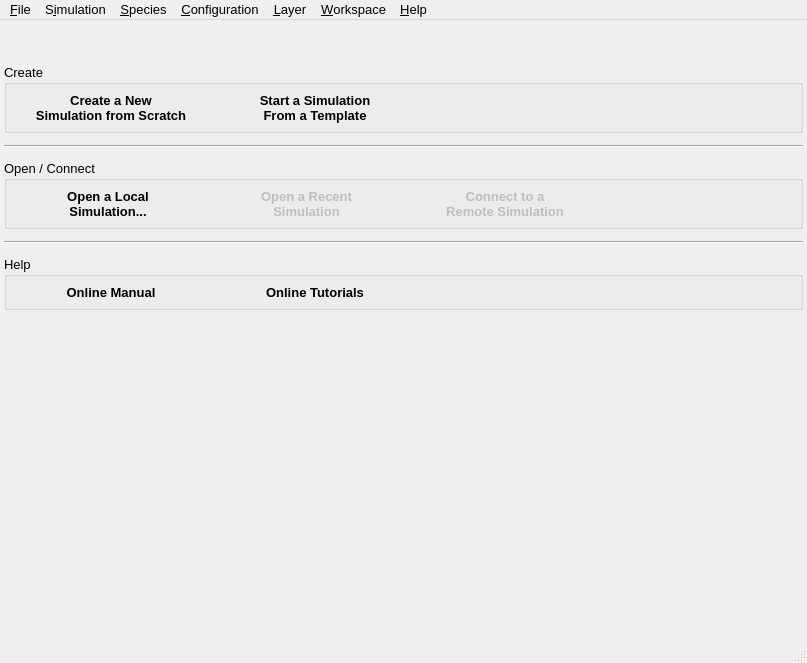
Before: the Qt Designer form src/gui/gui.ui in disorderedmaterials/dissolve, drawn with Qt 5.
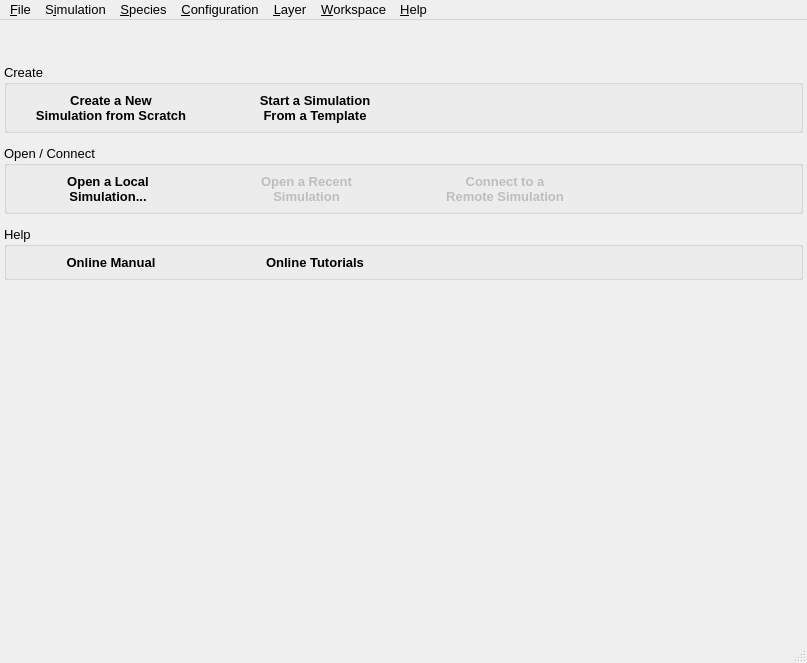
After: the same form once the commit is applied. Icons and pictures are not drawn. Custom widgets are drawn as their Qt base class.

Commit message: Remove lines from main stack page.

Patch:
```diff
--- a/src/gui/gui.ui
+++ b/src/gui/gui.ui
@@ -203,13 +203,6 @@
           </layout>
          </widget>
         </item>
-        <item>
-         <widget class="Line" name="StartLine1">
-          <property name="orientation">
-           <enum>Qt::Horizontal</enum>
-          </property>
-         </widget>
-        </item>
         <item>
          <widget class="QGroupBox" name="StartOpenConnectGroup">
           <property name="title">
@@ -382,13 +375,6 @@
           </layout>
          </widget>
         </item>
-        <item>
-         <widget class="Line" name="StartLine1_2">
-          <property name="orientation">
-           <enum>Qt::Horizontal</enum>
-          </property>
-         </widget>
-        </item>
         <item>
          <widget class="QGroupBox" name="StartHelpGroup">
           <property name="title">
```
